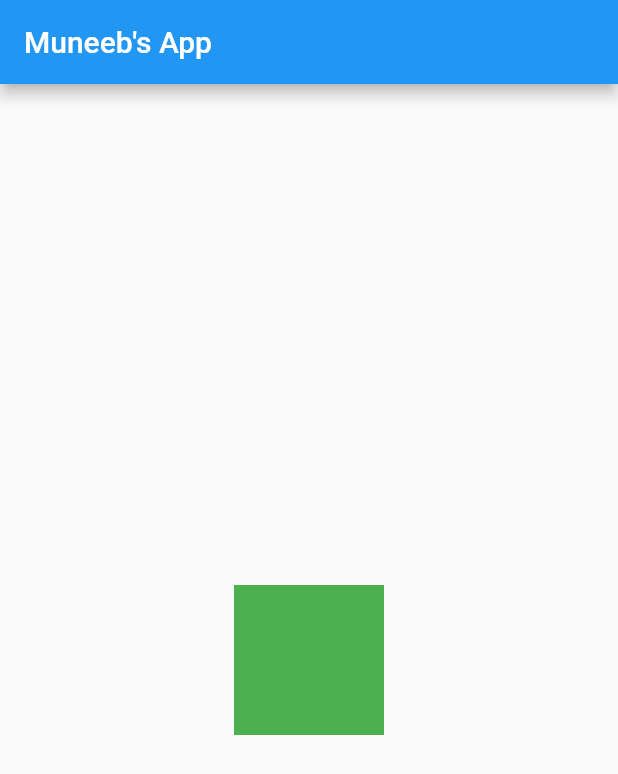
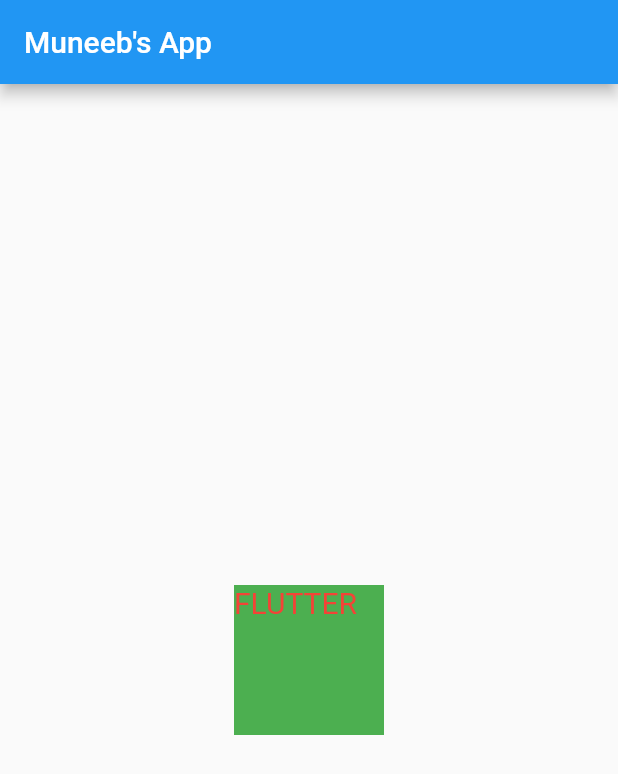
Before and after one commit to Mohammad-muneeb/my-first-app, a Flutter app: the screen it shows after launch, on a phone screen of 412 x 824 dp. Shown: the top 774 px of the screen. Run offline on Flutter 3.47's test engine with Material 2 defaults, Android fonts, the phone set to English and light mode, and no system bars.

Commit message:
Chapter 2

```diff
--- a/lib/main.dart
+++ b/lib/main.dart
@@ -7,7 +7,7 @@ void main(){
 }
 
 class HomePage extends StatelessWidget {
-  HomePage ({Key? key}) : super(key: key);
+ // HomePage ({Key? key}) : super(key: key);
   @override
   Widget build(BuildContext context) {
     return Container(
@@ -15,13 +15,19 @@ class HomePage extends StatelessWidget {
       child: Scaffold(
         appBar: AppBar(
           title: Text("Muneeb's App"),
-        ),
-
-        body: Center(
+          ),
+          body: Center(
           child: Container(
             color: Colors.green,
             width: 100,
-            height: 100,))
+            height: 100,
+            child: Text("FLUTTER",
+            style: TextStyle(
+              fontSize: 20,
+              color: Colors.red,
+            ),),
+            ))
+
       ),
 
 
```
